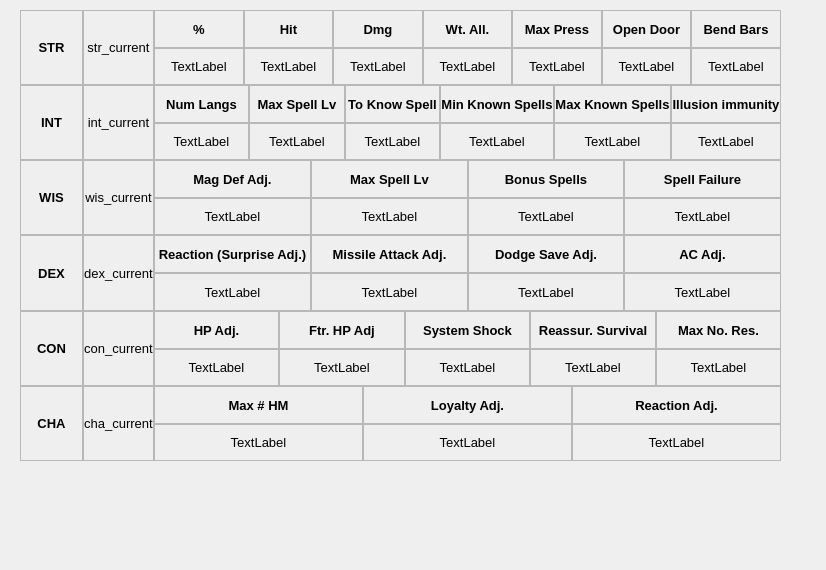
Old version of the form UI/characterCurrentStats.ui in the repository nabori/CharacterManager.
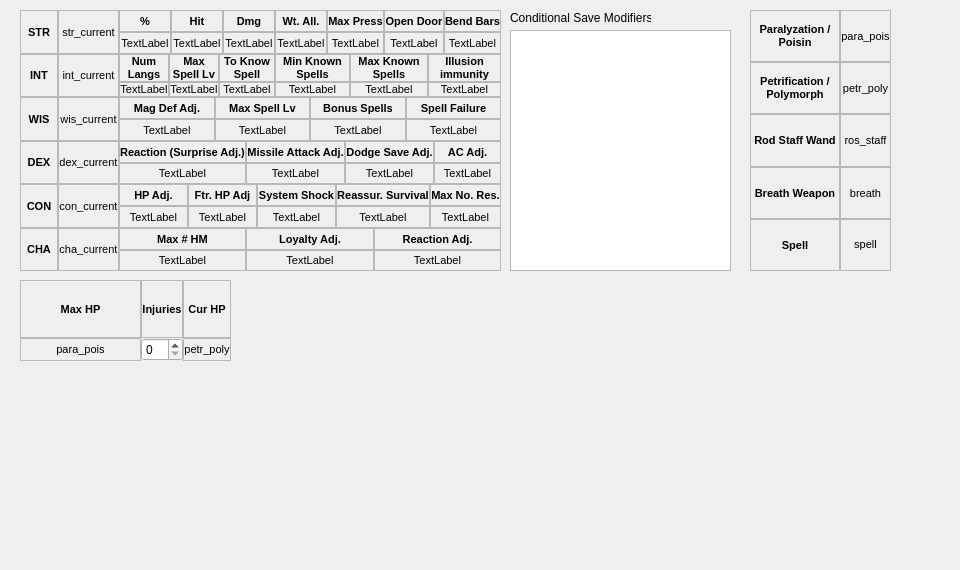
New version of the form.

The edit to the form file:
```diff
--- a/UI/characterCurrentStats.ui
+++ b/UI/characterCurrentStats.ui
@@ -6,7 +6,7 @@
    <rect>
     <x>0</x>
     <y>0</y>
-    <width>826</width>
+    <width>960</width>
     <height>570</height>
    </rect>
   </property>
@@ -24,8 +24,8 @@
     <rect>
      <x>20</x>
      <y>10</y>
-     <width>761</width>
-     <height>451</height>
+     <width>481</width>
+     <height>261</height>
     </rect>
    </property>
    <layout class="QGridLayout" name="gridLayout" columnstretch="1,1,10">
@@ -36,7 +36,7 @@
      <widget class="QLabel" name="label_9">
       <property name="font">
        <font>
-        <pointsize>10</pointsize>
+        <pointsize>8</pointsize>
         <weight>75</weight>
         <italic>false</italic>
         <bold>true</bold>
@@ -63,7 +63,7 @@
      <widget class="QLabel" name="int_current">
       <property name="font">
        <font>
-        <pointsize>10</pointsize>
+        <pointsize>8</pointsize>
        </font>
       </property>
       <property name="frameShape">
@@ -89,7 +89,7 @@
        <widget class="QLabel" name="label_11">
         <property name="font">
          <font>
-          <pointsize>10</pointsize>
+          <pointsize>8</pointsize>
           <weight>75</weight>
           <italic>false</italic>
           <bold>true</bold>
@@ -119,7 +119,7 @@
        <widget class="QLabel" name="label_12">
         <property name="font">
          <font>
-          <pointsize>10</pointsize>
+          <pointsize>8</pointsize>
           <weight>75</weight>
           <italic>false</italic>
           <bold>true</bold>
@@ -149,7 +149,7 @@
        <widget class="QLabel" name="label_13">
         <property name="font">
          <font>
-          <pointsize>10</pointsize>
+          <pointsize>8</pointsize>
           <weight>75</weight>
           <italic>false</italic>
           <bold>true</bold>
@@ -179,7 +179,7 @@
        <widget class="QLabel" name="label_14">
         <property name="font">
          <font>
-          <pointsize>10</pointsize>
+          <pointsize>8</pointsize>
           <weight>75</weight>
           <italic>false</italic>
           <bold>true</bold>
@@ -209,7 +209,7 @@
        <widget class="QLabel" name="label_15">
         <property name="font">
          <font>
-          <pointsize>10</pointsize>
+          <pointsize>8</pointsize>
           <weight>75</weight>
           <italic>false</italic>
           <bold>true</bold>
@@ -239,7 +239,7 @@
        <widget class="QLabel" name="int_num_langs">
         <property name="font">
          <font>
-          <pointsize>10</pointsize>
+          <pointsize>8</pointsize>
          </font>
         </property>
         <property name="autoFillBackground">
@@ -263,7 +263,7 @@
        <widget class="QLabel" name="int_max_spell_lv">
         <property name="font">
          <font>
-          <pointsize>10</pointsize>
+          <pointsize>8</pointsize>
          </font>
         </property>
         <property name="autoFillBackground">
@@ -287,7 +287,7 @@
        <widget class="QLabel" name="int_to_know_spl">
         <property name="font">
          <font>
-          <pointsize>10</pointsize>
+          <pointsize>8</pointsize>
          </font>
         </property>
         <property name="autoFillBackground">
@@ -311,7 +311,7 @@
        <widget class="QLabel" name="int_min_known_spl">
         <property name="font">
          <font>
-          <pointsize>10</pointsize>
+          <pointsize>8</pointsize>
          </font>
         </property>
         <property name="autoFillBackground">
@@ -335,7 +335,7 @@
        <widget class="QLabel" name="int_ill_imm">
         <property name="font">
          <font>
-          <pointsize>10</pointsize>
+          <pointsize>8</pointsize>
          </font>
         </property>
         <property name="autoFillBackground">
@@ -359,7 +359,7 @@
        <widget class="QLabel" name="int_max_known_spl">
         <property name="font">
          <font>
-          <pointsize>10</pointsize>
+          <pointsize>8</pointsize>
          </font>
         </property>
         <property name="autoFillBackground">
@@ -383,7 +383,7 @@
        <widget class="QLabel" name="label_10">
         <property name="font">
          <font>
-          <pointsize>10</pointsize>
+          <pointsize>8</pointsize>
           <weight>75</weight>
           <italic>false</italic>
           <bold>true</bold>
@@ -415,7 +415,7 @@
      <widget class="QLabel" name="str_current">
       <property name="font">
        <font>
-        <pointsize>10</pointsize>
+        <pointsize>8</pointsize>
        </font>
       </property>
       <property name="frameShape">
@@ -441,7 +441,7 @@
        <widget class="QLabel" name="label_2">
         <property name="font">
          <font>
-          <pointsize>10</pointsize>
+          <pointsize>8</pointsize>
           <weight>75</weight>
           <italic>false</italic>
           <bold>true</bold>
@@ -474,7 +474,7 @@
        <widget class="QLabel" name="label_4">
         <property name="font">
          <font>
-          <pointsize>10</pointsize>
+          <pointsize>8</pointsize>
           <weight>75</weight>
           <italic>false</italic>
           <bold>true</bold>
@@ -507,7 +507,7 @@
        <widget class="QLabel" name="label_3">
         <property name="font">
          <font>
-          <pointsize>10</pointsize>
+          <pointsize>8</pointsize>
           <weight>75</weight>
           <italic>false</italic>
           <bold>true</bold>
@@ -540,7 +540,7 @@
        <widget class="QLabel" name="label_5">
         <property name="font">
          <font>
-          <pointsize>10</pointsize>
+          <pointsize>8</pointsize>
           <weight>75</weight>
           <italic>false</italic>
           <bold>true</bold>
@@ -573,7 +573,7 @@
        <widget class="QLabel" name="label_6">
         <property name="font">
          <font>
-          <pointsize>10</pointsize>
+          <pointsize>8</pointsize>
           <weight>75</weight>
           <italic>false</italic>
           <bold>true</bold>
@@ -606,7 +606,7 @@
        <widget class="QLabel" name="label_7">
         <property name="font">
          <font>
-          <pointsize>10</pointsize>
+          <pointsize>8</pointsize>
           <weight>75</weight>
           <italic>false</italic>
           <bold>true</bold>
@@ -639,7 +639,7 @@
        <widget class="QLabel" name="label_8">
         <property name="font">
          <font>
-          <pointsize>10</pointsize>
+          <pointsize>8</pointsize>
           <weight>75</weight>
           <italic>false</italic>
           <bold>true</bold>
@@ -672,7 +672,7 @@
        <widget class="QLabel" name="str_percent">
         <property name="font">
          <font>
-          <pointsize>10</pointsize>
+          <pointsize>8</pointsize>
          </font>
         </property>
         <property name="autoFillBackground">
@@ -699,7 +699,7 @@
        <widget class="QLabel" name="str_hit">
         <property name="font">
          <font>
-          <pointsize>10</pointsize>
+          <pointsize>8</pointsize>
          </font>
         </property>
         <property name="autoFillBackground">
@@ -726,7 +726,7 @@
        <widget class="QLabel" name="str_dmg">
         <property name="font">
          <font>
-          <pointsize>10</pointsize>
+          <pointsize>8</pointsize>
          </font>
         </property>
         <property name="autoFillBackground">
@@ -753,7 +753,7 @@
        <widget class="QLabel" name="str_wt_all">
         <property name="font">
          <font>
-          <pointsize>10</pointsize>
+          <pointsize>8</pointsize>
          </font>
         </property>
         <property name="autoFillBackground">
@@ -780,7 +780,7 @@
        <widget class="QLabel" name="str_max_press">
         <property name="font">
          <font>
-          <pointsize>10</pointsize>
+          <pointsize>8</pointsize>
          </font>
         </property>
         <property name="autoFillBackground">
@@ -807,7 +807,7 @@
        <widget class="QLabel" name="str_open_doors">
         <property name="font">
          <font>
-          <pointsize>10</pointsize>
+          <pointsize>8</pointsize>
          </font>
         </property>
         <property name="autoFillBackground">
@@ -834,7 +834,7 @@
        <widget class="QLabel" name="str_bend_bars">
         <property name="font">
          <font>
-          <pointsize>10</pointsize>
+          <pointsize>8</pointsize>
          </font>
         </property>
         <property name="autoFillBackground">
@@ -863,7 +863,7 @@
      <widget class="QLabel" name="label_16">
       <property name="font">
        <font>
-        <pointsize>10</pointsize>
+        <pointsize>8</pointsize>
         <weight>75</weight>
         <italic>false</italic>
         <bold>true</bold>
@@ -890,7 +890,7 @@
      <widget class="QLabel" name="wis_current">
       <property name="font">
        <font>
-        <pointsize>10</pointsize>
+        <pointsize>8</pointsize>
        </font>
       </property>
       <property name="frameShape">
@@ -916,7 +916,7 @@
        <widget class="QLabel" name="label_17">
         <property name="font">
          <font>
-          <pointsize>10</pointsize>
+          <pointsize>8</pointsize>
           <weight>75</weight>
           <italic>false</italic>
           <bold>true</bold>
@@ -946,7 +946,7 @@
        <widget class="QLabel" name="label_18">
         <property name="font">
          <font>
-          <pointsize>10</pointsize>
+          <pointsize>8</pointsize>
           <weight>75</weight>
           <italic>false</italic>
           <bold>true</bold>
@@ -976,7 +976,7 @@
        <widget class="QLabel" name="label_19">
         <property name="font">
          <font>
-          <pointsize>10</pointsize>
+          <pointsize>8</pointsize>
           <weight>75</weight>
           <italic>false</italic>
           <bold>true</bold>
@@ -1006,7 +1006,7 @@
        <widget class="QLabel" name="label_20">
         <property name="font">
          <font>
-          <pointsize>10</pointsize>
+          <pointsize>8</pointsize>
           <weight>75</weight>
           <italic>false</italic>
           <bold>true</bold>
@@ -1036,7 +1036,7 @@
        <widget class="QLabel" name="wis_mag_def_adj">
         <property name="font">
          <font>
-          <pointsize>10</pointsize>
+          <pointsize>8</pointsize>
          </font>
         </property>
         <property name="autoFillBackground">
@@ -1060,7 +1060,7 @@
        <widget class="QLabel" name="wis_max_spell_lv">
         <property name="font">
          <font>
-          <pointsize>10</pointsize>
+          <pointsize>8</pointsize>
          </font>
         </property>
         <property name="autoFillBackground">
@@ -1084,7 +1084,7 @@
        <widget class="QLabel" name="wis_bonus_spl">
         <property name="font">
          <font>
-          <pointsize>10</pointsize>
+          <pointsize>8</pointsize>
          </font>
         </property>
         <property name="autoFillBackground">
@@ -1108,7 +1108,7 @@
        <widget class="QLabel" name="wis_spell_fail">
         <property name="font">
          <font>
-          <pointsize>10</pointsize>
+          <pointsize>8</pointsize>
          </font>
         </property>
         <property name="autoFillBackground">
@@ -1134,7 +1134,7 @@
      <widget class="QLabel" name="label_21">
       <property name="font">
        <font>
-        <pointsize>10</pointsize>
+        <pointsize>8</pointsize>
         <weight>75</weight>
         <italic>false</italic>
         <bold>true</bold>
@@ -1161,7 +1161,7 @@
      <widget class="QLabel" name="dex_current">
       <property name="font">
        <font>
-        <pointsize>10</pointsize>
+        <pointsize>8</pointsize>
        </font>
       </property>
       <property name="frameShape">
@@ -1187,7 +1187,7 @@
        <widget class="QLabel" name="label_22">
         <property name="font">
          <font>
-          <pointsize>10</pointsize>
+          <pointsize>8</pointsize>
           <weight>75</weight>
           <italic>false</italic>
           <bold>true</bold>
@@ -1217,7 +1217,7 @@
        <widget class="QLabel" name="label_23">
         <property name="font">
          <font>
-          <pointsize>10</pointsize>
+          <pointsize>8</pointsize>
           <weight>75</weight>
           <italic>false</italic>
           <bold>true</bold>
@@ -1247,7 +1247,7 @@
        <widget class="QLabel" name="label_24">
         <property name="font">
          <font>
-          <pointsize>10</pointsize>
+          <pointsize>8</pointsize>
           <weight>75</weight>
           <italic>false</italic>
           <bold>true</bold>
@@ -1277,7 +1277,7 @@
        <widget class="QLabel" name="label_25">
         <property name="font">
          <font>
-          <pointsize>10</pointsize>
+          <pointsize>8</pointsize>
           <weight>75</weight>
           <italic>false</italic>
           <bold>true</bold>
@@ -1307,7 +1307,7 @@
        <widget class="QLabel" name="dex_react_adj">
         <property name="font">
          <font>
-          <pointsize>10</pointsize>
+          <pointsize>8</pointsize>
          </font>
         </property>
         <property name="autoFillBackground">
@@ -1331,7 +1331,7 @@
        <widget class="QLabel" name="dex_missile_adj">
         <property name="font">
          <font>
-          <pointsize>10</pointsize>
+          <pointsize>8</pointsize>
          </font>
         </property>
         <property name="autoFillBackground">
@@ -1355,7 +1355,7 @@
        <widget class="QLabel" name="dex_dodge_adj">
         <property name="font">
          <font>
-          <pointsize>10</pointsize>
+          <pointsize>8</pointsize>
          </font>
         </property>
         <property name="autoFillBackground">
@@ -1379,7 +1379,7 @@
        <widget class="QLabel" name="dex_ac_adj">
         <property name="font">
          <font>
-          <pointsize>10</pointsize>
+          <pointsize>8</pointsize>
          </font>
         </property>
         <property name="autoFillBackground">
@@ -1405,7 +1405,7 @@
      <widget class="QLabel" name="label_26">
       <property name="font">
        <font>
-        <pointsize>10</pointsize>
+        <pointsize>8</pointsize>
         <weight>75</weight>
         <italic>false</italic>
         <bold>true</bold>
@@ -1432,7 +1432,7 @@
      <widget class="QLabel" name="con_current">
       <property name="font">
        <font>
-        <pointsize>10</pointsize>
+        <pointsize>8</pointsize>
        </font>
       </property>
       <property name="frameShape">
@@ -1458,7 +1458,7 @@
        <widget class="QLabel" name="label_27">
         <property name="font">
          <font>
-          <pointsize>10</pointsize>
+          <pointsize>8</pointsize>
           <weight>75</weight>
           <italic>false</italic>
           <bold>true</bold>
@@ -1488,7 +1488,7 @@
        <widget class="QLabel" name="label_28">
         <property name="font">
          <font>
-          <pointsize>10</pointsize>
+          <pointsize>8</pointsize>
           <weight>75</weight>
           <italic>false</italic>
           <bold>true</bold>
@@ -1518,7 +1518,7 @@
        <widget class="QLabel" name="label_29">
         <property name="font">
          <font>
-          <pointsize>10</pointsize>
+          <pointsize>8</pointsize>
           <weight>75</weight>
           <italic>false</italic>
           <bold>true</bold>
@@ -1548,7 +1548,7 @@
        <widget class="QLabel" name="label_30">
         <property name="font">
          <font>
-          <pointsize>10</pointsize>
+          <pointsize>8</pointsize>
           <weight>75</weight>
           <italic>false</italic>
           <bold>true</bold>
@@ -1578,7 +1578,7 @@
        <widget class="QLabel" name="con_hp_adj">
         <property name="font">
          <font>
-          <pointsize>10</pointsize>
+          <pointsize>8</pointsize>
          </font>
         </property>
         <property name="autoFillBackground">
@@ -1602,7 +1602,7 @@
        <widget class="QLabel" name="con_ftr_hp_adj">
         <property name="font">
          <font>
-          <pointsize>10</pointsize>
+          <pointsize>8</pointsize>
          </font>
         </property>
         <property name="autoFillBackground">
@@ -1626,7 +1626,7 @@
        <widget class="QLabel" name="con_system_shock">
         <property name="font">
          <font>
-          <pointsize>10</pointsize>
+          <pointsize>8</pointsize>
          </font>
         </property>
         <property name="autoFillBackground">
@@ -1650,7 +1650,7 @@
        <widget class="QLabel" name="con_reass_surv">
         <property name="font">
          <font>
-          <pointsize>10</pointsize>
+          <pointsize>8</pointsize>
          </font>
         </property>
         <property name="autoFillBackground">
@@ -1674,7 +1674,7 @@
        <widget class="QLabel" name="label_31">
         <property name="font">
          <font>
-          <pointsize>10</pointsize>
+          <pointsize>8</pointsize>
           <weight>75</weight>
           <italic>false</italic>
           <bold>true</bold>
@@ -1704,7 +1704,7 @@
        <widget class="QLabel" name="con_max_no_ress">
         <property name="font">
          <font>
-          <pointsize>10</pointsize>
+          <pointsize>8</pointsize>
          </font>
         </property>
         <property name="autoFillBackground">
@@ -1730,7 +1730,7 @@
      <widget class="QLabel" name="label_32">
       <property name="font">
        <font>
-        <pointsize>10</pointsize>
+        <pointsize>8</pointsize>
         <weight>75</weight>
         <italic>false</italic>
         <bold>true</bold>
@@ -1757,7 +1757,7 @@
      <widget class="QLabel" name="cha_current">
       <property name="font">
        <font>
-        <pointsize>10</pointsize>
+        <pointsize>8</pointsize>
        </font>
       </property>
       <property name="frameShape">
@@ -1783,7 +1783,7 @@
        <widget class="QLabel" name="label_33">
         <property name="font">
          <font>
-          <pointsize>10</pointsize>
+          <pointsize>8</pointsize>
           <weight>75</weight>
           <italic>false</italic>
           <bold>true</bold>
@@ -1813,7 +1813,7 @@
        <widget class="QLabel" name="label_34">
         <property name="font">
          <font>
-          <pointsize>10</pointsize>
+          <pointsize>8</pointsize>
           <weight>75</weight>
           <italic>false</italic>
           <bold>true</bold>
@@ -1843,7 +1843,7 @@
        <widget class="QLabel" name="label_35">
         <property name="font">
          <font>
-          <pointsize>10</pointsize>
+          <pointsize>8</pointsize>
           <weight>75</weight>
           <italic>false</italic>
           <bold>true</bold>
@@ -1873,7 +1873,7 @@
        <widget class="QLabel" name="cha_max_no_hm">
         <property name="font">
          <font>
-          <pointsize>10</pointsize>
+          <pointsize>8</pointsize>
          </font>
         </property>
         <property name="autoFillBackground">
@@ -1897,7 +1897,7 @@
        <widget class="QLabel" name="cha_loyal_adj">
         <property name="font">
          <font>
-          <pointsize>10</pointsize>
+          <pointsize>8</pointsize>
          </font>
         </property>
         <property name="autoFillBackground">
@@ -1921,7 +1921,7 @@
        <widget class="QLabel" name="cha_reac_adj">
         <property name="font">
          <font>
-          <pointsize>10</pointsize>
+          <pointsize>8</pointsize>
          </font>
         </property>
         <property name="autoFillBackground">
@@ -1947,7 +1947,7 @@
      <widget class="QLabel" name="label">
       <property name="font">
        <font>
-        <pointsize>10</pointsize>
+        <pointsize>8</pointsize>
         <weight>75</weight>
         <italic>false</italic>
         <bold>true</bold>
@@ -1972,6 +1972,453 @@
     </item>
    </layout>
   </widget>
+  <widget class="QTextEdit" name="textEdit">
+   <property name="geometry">
+    <rect>
+     <x>510</x>
+     <y>30</y>
+     <width>221</width>
+     <height>241</height>
+    </rect>
+   </property>
+  </widget>
+  <widget class="QLabel" name="label_36">
+   <property name="geometry">
+    <rect>
+     <x>510</x>
+     <y>10</y>
+     <width>141</width>
+     <height>16</height>
+    </rect>
+   </property>
+   <property name="text">
+    <string>Conditional Save Modifiers</string>
+   </property>
+  </widget>
+  <widget class="QWidget" name="gridLayoutWidget_8">
+   <property name="geometry">
+    <rect>
+     <x>750</x>
+     <y>10</y>
+     <width>141</width>
+     <height>261</height>
+    </rect>
+   </property>
+   <layout class="QGridLayout" name="saveGrid" columnstretch="1,0">
+    <property name="spacing">
+     <number>0</number>
+    </property>
+    <item row="1" column="0">
+     <widget class="QLabel" name="label_37">
+      <property name="font">
+       <font>
+        <pointsize>8</pointsize>
+        <weight>75</weight>
+        <italic>false</italic>
+        <bold>true</bold>
+       </font>
+      </property>
+      <property name="autoFillBackground">
+       <bool>true</bool>
+      </property>
+      <property name="frameShape">
+       <enum>QFrame::StyledPanel</enum>
+      </property>
+      <property name="lineWidth">
+       <number>2</number>
+      </property>
+      <property name="text">
+       <string>Petrification / Polymorph</string>
+      </property>
+      <property name="alignment">
+       <set>Qt::AlignCenter</set>
+      </property>
+      <property name="wordWrap">
+       <bool>true</bool>
+      </property>
+     </widget>
+    </item>
+    <item row="1" column="1">
+     <widget class="QLabel" name="petra_poly_save">
+      <property name="font">
+       <font>
+        <pointsize>8</pointsize>
+       </font>
+      </property>
+      <property name="frameShape">
+       <enum>QFrame::StyledPanel</enum>
+      </property>
+      <property name="lineWidth">
+       <number>2</number>
+      </property>
+      <property name="text">
+       <string>petr_poly</string>
+      </property>
+      <property name="alignment">
+       <set>Qt::AlignCenter</set>
+      </property>
+     </widget>
+    </item>
+    <item row="0" column="1">
+     <widget class="QLabel" name="para_pois_save">
+      <property name="font">
+       <font>
+        <pointsize>8</pointsize>
+       </font>
+      </property>
+      <property name="frameShape">
+       <enum>QFrame::StyledPanel</enum>
+      </property>
+      <property name="lineWidth">
+       <number>2</number>
+      </property>
+      <property name="text">
+       <string>para_pois</string>
+      </property>
+      <property name="alignment">
+       <set>Qt::AlignCenter</set>
+      </property>
+     </widget>
+    </item>
+    <item row="2" column="0">
+     <widget class="QLabel" name="label_51">
+      <property name="font">
+       <font>
+        <pointsize>8</pointsize>
+        <weight>75</weight>
+        <italic>false</italic>
+        <bold>true</bold>
+       </font>
+      </property>
+      <property name="autoFillBackground">
+       <bool>true</bool>
+      </property>
+      <property name="frameShape">
+       <enum>QFrame::StyledPanel</enum>
+      </property>
+      <property name="lineWidth">
+       <number>2</number>
+      </property>
+      <property name="text">
+       <string>Rod Staff Wand</string>
+      </property>
+      <property name="alignment">
+       <set>Qt::AlignCenter</set>
+      </property>
+      <property name="wordWrap">
+       <bool>true</bool>
+      </property>
+     </widget>
+    </item>
+    <item row="2" column="1">
+     <widget class="QLabel" name="rod_staff_save">
+      <property name="font">
+       <font>
+        <pointsize>8</pointsize>
+       </font>
+      </property>
+      <property name="frameShape">
+       <enum>QFrame::StyledPanel</enum>
+      </property>
+      <property name="lineWidth">
+       <number>2</number>
+      </property>
+      <property name="text">
+       <string>ros_staff</string>
+      </property>
+      <property name="alignment">
+       <set>Qt::AlignCenter</set>
+      </property>
+     </widget>
+    </item>
+    <item row="4" column="0">
+     <widget class="QLabel" name="label_56">
+      <property name="font">
+       <font>
+        <pointsize>8</pointsize>
+        <weight>75</weight>
+        <italic>false</italic>
+        <bold>true</bold>
+       </font>
+      </property>
+      <property name="autoFillBackground">
+       <bool>true</bool>
+      </property>
+      <property name="frameShape">
+       <enum>QFrame::StyledPanel</enum>
+      </property>
+      <property name="lineWidth">
+       <number>2</number>
+      </property>
+      <property name="text">
+       <string>Breath Weapon</string>
+      </property>
+      <property name="alignment">
+       <set>Qt::AlignCenter</set>
+      </property>
+      <property name="wordWrap">
+       <bool>true</bool>
+      </property>
+     </widget>
+    </item>
+    <item row="4" column="1">
+     <widget class="QLabel" name="breath_save">
+      <property name="font">
+       <font>
+        <pointsize>8</pointsize>
+       </font>
+      </property>
+      <property name="frameShape">
+       <enum>QFrame::StyledPanel</enum>
+      </property>
+      <property name="lineWidth">
+       <number>2</number>
+      </property>
+      <property name="text">
+       <string>breath</string>
+      </property>
+      <property name="alignment">
+       <set>Qt::AlignCenter</set>
+      </property>
+     </widget>
+    </item>
+    <item row="5" column="0">
+     <widget class="QLabel" name="label_61">
+      <property name="font">
+       <font>
+        <pointsize>8</pointsize>
+        <weight>75</weight>
+        <italic>false</italic>
+        <bold>true</bold>
+       </font>
+      </property>
+      <property name="autoFillBackground">
+       <bool>true</bool>
+      </property>
+      <property name="frameShape">
+       <enum>QFrame::StyledPanel</enum>
+      </property>
+      <property name="lineWidth">
+       <number>2</number>
+      </property>
+      <property name="text">
+       <string>Spell</string>
+      </property>
+      <property name="alignment">
+       <set>Qt::AlignCenter</set>
+      </property>
+      <property name="wordWrap">
+       <bool>true</bool>
+      </property>
+     </widget>
+    </item>
+    <item row="5" column="1">
+     <widget class="QLabel" name="spell_save">
+      <property name="font">
+       <font>
+        <pointsize>8</pointsize>
+       </font>
+      </property>
+      <property name="frameShape">
+       <enum>QFrame::StyledPanel</enum>
+      </property>
+      <property name="lineWidth">
+       <number>2</number>
+      </property>
+      <property name="text">
+       <string>&lt;!DOCTYPE HTML PUBLIC &quot;-//W3C//DTD HTML 4.0//EN&quot; &quot;http://www.w3.org/TR/REC-html40/strict.dtd&quot;&gt;
+&lt;html&gt;&lt;head&gt;&lt;meta name=&quot;qrichtext&quot; content=&quot;1&quot; /&gt;&lt;style type=&quot;text/css&quot;&gt;
+p, li { white-space: pre-wrap; }
+&lt;/style&gt;&lt;/head&gt;&lt;body style=&quot; font-family:'MS Shell Dlg 2'; font-size:8.25pt; font-weight:400; font-style:normal;&quot;&gt;
+&lt;p style=&quot; margin-top:0px; margin-bottom:0px; margin-left:0px; margin-right:0px; -qt-block-indent:0; text-indent:0px;&quot;&gt;&lt;span style=&quot; font-size:8pt;&quot;&gt;spell&lt;/span&gt;&lt;/p&gt;&lt;/body&gt;&lt;/html&gt;</string>
+      </property>
+      <property name="alignment">
+       <set>Qt::AlignCenter</set>
+      </property>
+     </widget>
+    </item>
+    <item row="0" column="0">
+     <widget class="QLabel" name="label_71">
+      <property name="font">
+       <font>
+        <pointsize>8</pointsize>
+        <weight>75</weight>
+        <italic>false</italic>
+        <bold>true</bold>
+       </font>
+      </property>
+      <property name="autoFillBackground">
+       <bool>true</bool>
+      </property>
+      <property name="frameShape">
+       <enum>QFrame::StyledPanel</enum>
+      </property>
+      <property name="lineWidth">
+       <number>2</number>
+      </property>
+      <property name="text">
+       <string>Paralyzation / Poisin</string>
+      </property>
+      <property name="alignment">
+       <set>Qt::AlignCenter</set>
+      </property>
+      <property name="wordWrap">
+       <bool>true</bool>
+      </property>
+     </widget>
+    </item>
+   </layout>
+  </widget>
+  <widget class="QWidget" name="gridLayoutWidget_9">
+   <property name="geometry">
+    <rect>
+     <x>20</x>
+     <y>280</y>
+     <width>211</width>
+     <height>81</height>
+    </rect>
+   </property>
+   <layout class="QGridLayout" name="hpGrid" columnstretch="1,0,0">
+    <property name="spacing">
+     <number>0</number>
+    </property>
+    <item row="1" column="2">
+     <widget class="QLabel" name="hp_cur">
+      <property name="font">
+       <font>
+        <pointsize>8</pointsize>
+       </font>
+      </property>
+      <property name="frameShape">
+       <enum>QFrame::StyledPanel</enum>
+      </property>
+      <property name="lineWidth">
+       <number>2</number>
+      </property>
+      <property name="text">
+       <string>petr_poly</string>
+      </property>
+      <property name="alignment">
+       <set>Qt::AlignCenter</set>
+      </property>
+     </widget>
+    </item>
+    <item row="0" column="0">
+     <widget class="QLabel" name="label_72">
+      <property name="font">
+       <font>
+        <pointsize>8</pointsize>
+        <weight>75</weight>
+        <italic>false</italic>
+        <bold>true</bold>
+       </font>
+      </property>
+      <property name="autoFillBackground">
+       <bool>true</bool>
+      </property>
+      <property name="frameShape">
+       <enum>QFrame::StyledPanel</enum>
+      </property>
+      <property name="lineWidth">
+       <number>2</number>
+      </property>
+      <property name="text">
+       <string>Max HP</string>
+      </property>
+      <property name="alignment">
+       <set>Qt::AlignCenter</set>
+      </property>
+      <property name="wordWrap">
+       <bool>true</bool>
+      </property>
+     </widget>
+    </item>
+    <item row="1" column="0">
+     <widget class="QLabel" name="hp_max">
+      <property name="font">
+       <font>
+        <pointsize>8</pointsize>
+       </font>
+      </property>
+      <property name="frameShape">
+       <enum>QFrame::StyledPanel</enum>
+      </property>
+      <property name="lineWidth">
+       <number>2</number>
+      </property>
+      <property name="text">
+       <string>para_pois</string>
+      </property>
+      <property name="alignment">
+       <set>Qt::AlignCenter</set>
+      </property>
+     </widget>
+    </item>
+    <item row="0" column="2">
+     <widget class="QLabel" name="label_38">
+      <property name="font">
+       <font>
+        <pointsize>8</pointsize>
+        <weight>75</weight>
+        <italic>false</italic>
+        <bold>true</bold>
+       </font>
+      </property>
+      <property name="autoFillBackground">
+       <bool>true</bool>
+      </property>
+      <property name="frameShape">
+       <enum>QFrame::StyledPanel</enum>
+      </property>
+      <property name="lineWidth">
+       <number>2</number>
+      </property>
+      <property name="text">
+       <string>Cur HP</string>
+      </property>
+      <property name="alignment">
+       <set>Qt::AlignCenter</set>
+      </property>
+      <property name="wordWrap">
+       <bool>true</bool>
+      </property>
+     </widget>
+    </item>
+    <item row="0" column="1">
+     <widget class="QLabel" name="label_39">
+      <property name="font">
+       <font>
+        <pointsize>8</pointsize>
+        <weight>75</weight>
+        <italic>false</italic>
+        <bold>true</bold>
+       </font>
+      </property>
+      <property name="autoFillBackground">
+       <bool>true</bool>
+      </property>
+      <property name="frameShape">
+       <enum>QFrame::StyledPanel</enum>
+      </property>
+      <property name="lineWidth">
+       <number>2</number>
+      </property>
+      <property name="text">
+       <string>Injuries</string>
+      </property>
+      <property name="alignment">
+       <set>Qt::AlignCenter</set>
+      </property>
+      <property name="wordWrap">
+       <bool>true</bool>
+      </property>
+     </widget>
+    </item>
+    <item row="1" column="1">
+     <widget class="QSpinBox" name="hp_injury"/>
+    </item>
+   </layout>
+  </widget>
  </widget>
  <resources/>
  <connections/>
```
